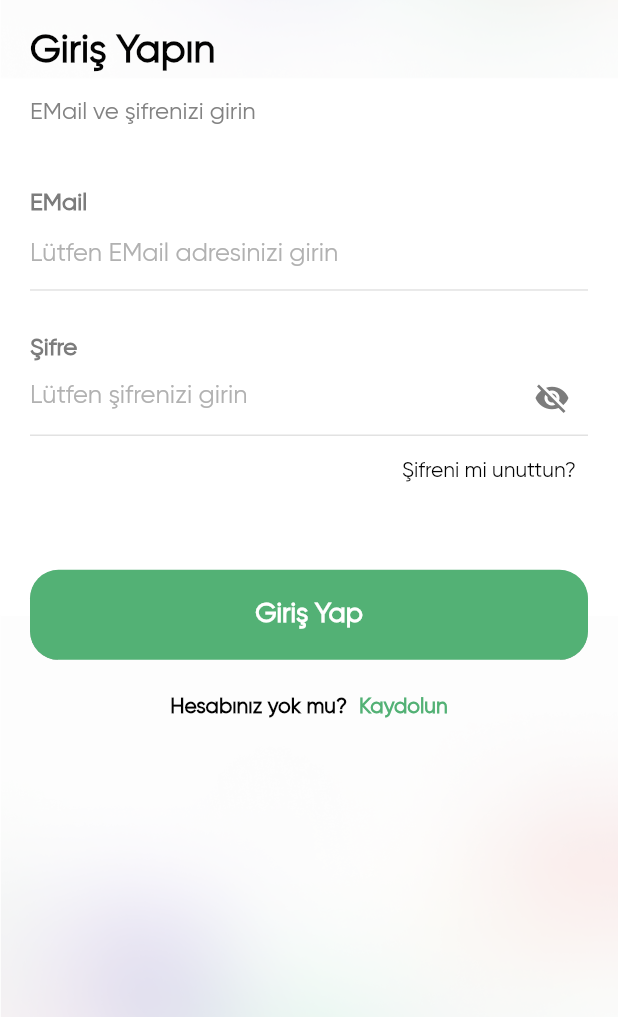
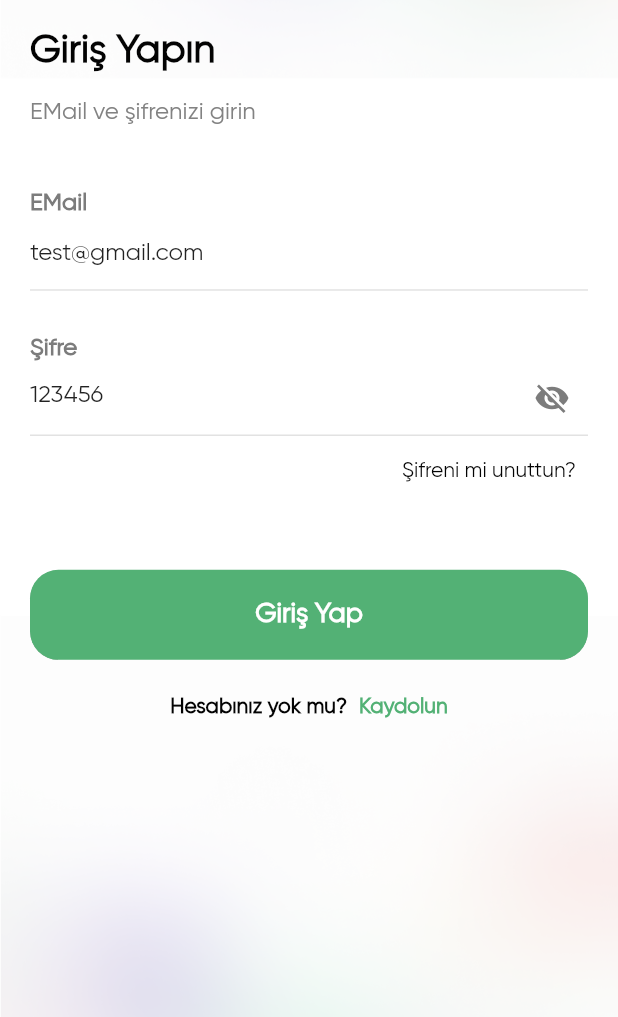
Before and after one commit to yusufakkobak34/flutter_groceries_app, a Flutter app: the LoginView screen opened directly, on a phone screen of 412 x 824 dp, the part 219-1236 px from its top. Run offline on Flutter 3.47's test engine with Material 2 defaults, Android fonts, the phone set to English and light mode, and no system bars; drawn by our look-alikes of flutter_easyloading; our stand-ins replace flutter_rating_bar, get, shared_preferences; missing offline and left inert: fl_country_code_picker; accounts and stored records are empty.

Commit message:
getx state management and login configs.

```diff
--- a/lib/main.dart
+++ b/lib/main.dart
@@ -3,7 +3,7 @@ import 'package:flutter/material.dart';
 import 'package:flutter_easyloading/flutter_easyloading.dart';
 import 'package:flutter_groceries_app/common/color/color_extension.dart';
 import 'package:flutter_groceries_app/common/http/http_overrides.dart';
-import 'package:flutter_groceries_app/view/maintab_view/main_tab_view.dart';
+import 'package:flutter_groceries_app/view/splash/splash_view.dart';
 import 'package:get/get.dart';
 import 'package:shared_preferences/shared_preferences.dart';
 
@@ -42,7 +42,7 @@ class MyApp extends StatelessWidget {
         colorScheme: ColorScheme.fromSeed(seedColor: TColor.primary),
         useMaterial3: false,
       ),
-      home: const MainTabView(),
+      home: const SplashView(),
       builder: (context, child) {
         return FlutterEasyLoading(child: child);
       },
--- a/lib/view/login/login/login_view.dart
+++ b/lib/view/login/login/login_view.dart
@@ -3,6 +3,8 @@ import 'package:flutter_groceries_app/common/color/color_extension.dart';
 import 'package:flutter_groceries_app/common_widgets/line_textfield.dart';
 import 'package:flutter_groceries_app/common_widgets/round_button.dart';
 import 'package:flutter_groceries_app/view/maintab_view/main_tab_view.dart';
+import 'package:flutter_groceries_app/view_model/login/login_view_model.dart';
+import 'package:get/get.dart';
 
 class LoginView extends StatefulWidget {
   const LoginView({super.key});
@@ -12,10 +14,7 @@ class LoginView extends StatefulWidget {
 }
 
 class _LoginViewState extends State<LoginView> {
-  TextEditingController txtEmail = TextEditingController();
-  TextEditingController txtPassword = TextEditingController();
-  bool isShow = false;
-
+  final loginVM = Get.put(LoginViewModel());
   @override
   Widget build(BuildContext context) {
     var media = MediaQuery.sizeOf(context);
@@ -88,29 +87,27 @@ class _LoginViewState extends State<LoginView> {
                     LineTextField(
                       title: "EMail",
                       placeholder: "Lütfen EMail adresinizi girin",
-                      controller: txtEmail,
+                      controller: loginVM.txtEmail.value,
                       keyboardType: TextInputType.emailAddress,
                     ),
                     SizedBox(
                       height: media.width * 0.07,
                     ),
-                    LineTextField(
+                    Obx(() => LineTextField(
                           title: "Şifre",
                           placeholder: "Lütfen şifrenizi girin",
-                      controller: txtPassword,
-                      obscureText: isShow,
+                          controller: loginVM.txtPassword.value,
+                          obscureText: !loginVM.isShowPassword.value,
                           right: IconButton(
                             onPressed: () {
-                          setState(() {
-                            isShow = !isShow;
-                          });
+                              loginVM.showPassword();
                             },
                             icon: Icon(
-                          !isShow ? Icons.visibility_off : Icons.visibility,
+                              !loginVM.isShowPassword.value ? Icons.visibility_off : Icons.visibility,
                               color: TColor.textTitle,
                             ),
                           ),
-                    ),
+                        )),
                     Row(
                       mainAxisAlignment: MainAxisAlignment.end,
                       children: [
--- /dev/null
+++ b/lib/view_model/login/login_view_model.dart
@@ -0,0 +1,26 @@
+import 'package:flutter/foundation.dart';
+import 'package:flutter/material.dart';
+import 'package:get/get.dart';
+
+class LoginViewModel extends GetxController {
+  final txtEmail = TextEditingController().obs;
+  final txtPassword = TextEditingController().obs;
+  final isShowPassword = false.obs;
+  final isLoading = false.obs;
+
+  @override
+  void onInit() {
+    super.onInit();
+    if (kDebugMode) {
+      print("Login View Model init.");
+    }
+    txtEmail.value.text = "test@gmail.com";
+    txtPassword.value.text = "123456";
+  }
+
+  void serviceCallLogin() {}
+
+  void showPassword() {
+    isShowPassword.value = !isShowPassword.value;
+  }
+}
```
Lines whose indentation alone changed are shown as unchanged.
